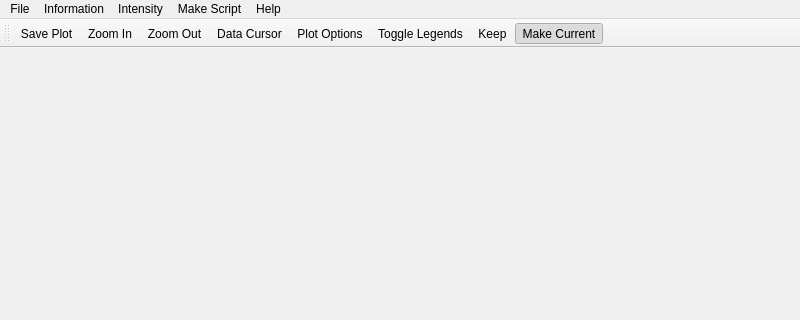
Qt form mslice/plotting/plot_window/plot_window.ui (mantidproject/mslice) before a commit; both pictures show x 0 to 800 and y 0 to 320 of the 800 by 591 pixel window.
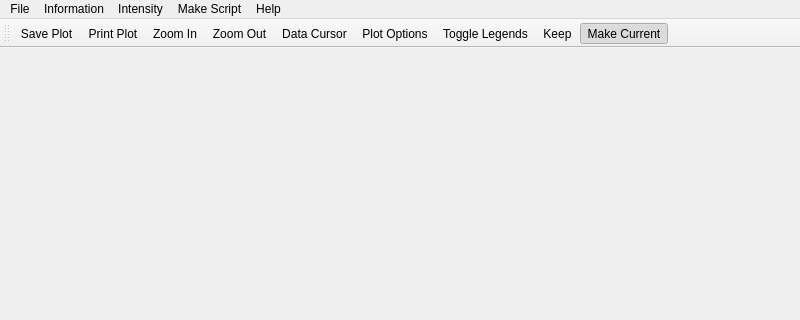
The same form after that commit.

Commit message: add print button to plot_figure Re #149

```diff
--- a/mslice/plotting/plot_window/plot_window.ui
+++ b/mslice/plotting/plot_window/plot_window.ui
@@ -68,6 +68,7 @@
     <bool>false</bool>
    </attribute>
    <addaction name="action_save_image"/>
+   <addaction name="action_Print_Plot"/>
    <addaction name="actionZoom_In"/>
    <addaction name="actionZoom_Out"/>
    <addaction name="actionDataCursor"/>
@@ -147,6 +148,11 @@
     <string>Toggle Legends</string>
    </property>
   </action>
+  <action name="action_Print_Plot">
+   <property name="text">
+    <string>Print Plot</string>
+   </property>
+  </action>
  </widget>
  <resources/>
  <connections/>
```
The commit also changes 1 other file.
